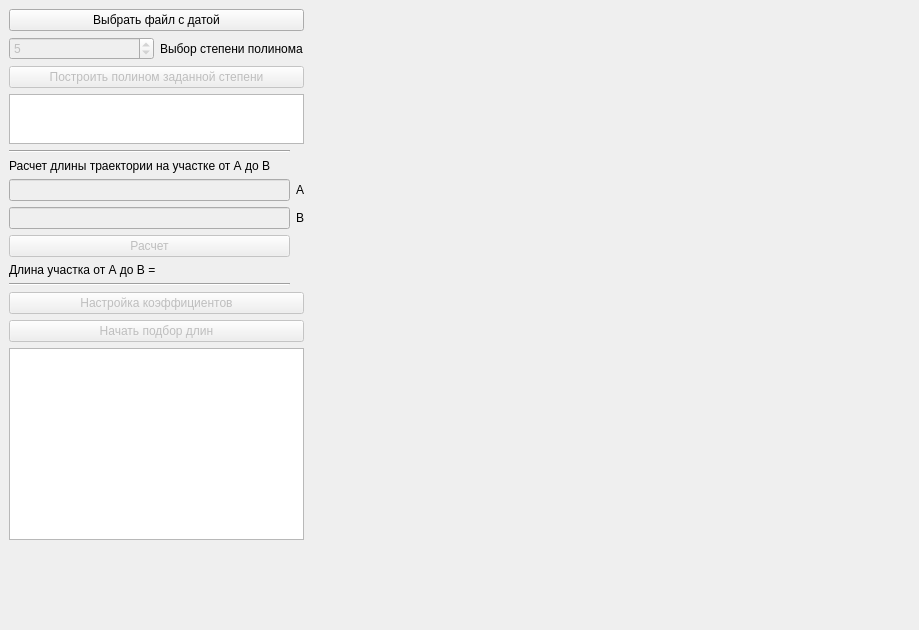
gruzdev-as/Alexey_thesis_app, file ui_files/main_design.ui: the form before one commit.
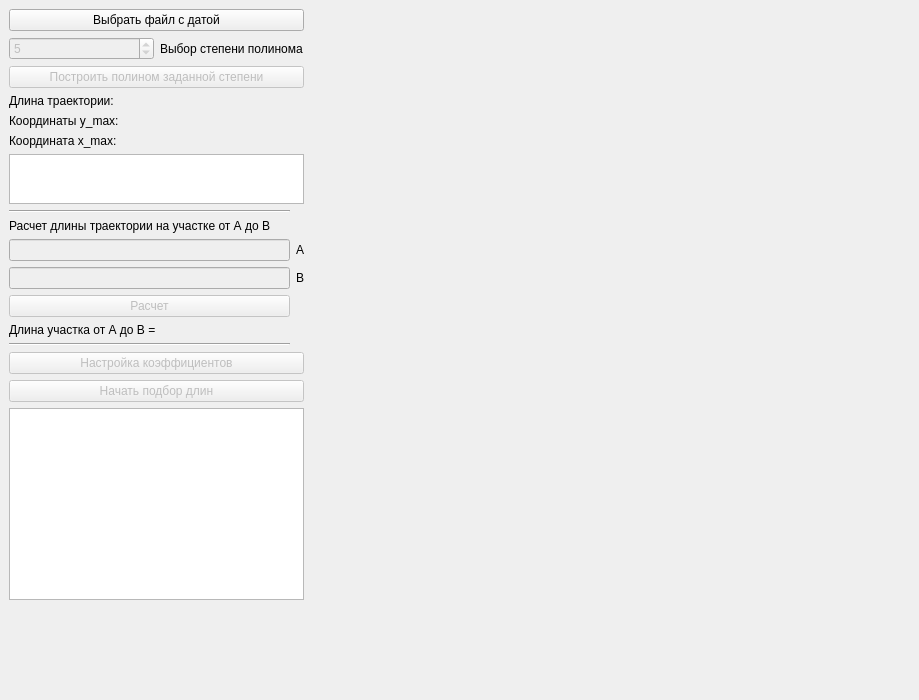
The form after the commit.

Commit message: Added labels with tips and grid on figures

Diff of the .ui file:
```diff
--- a/ui_files/main_design.ui
+++ b/ui_files/main_design.ui
@@ -7,7 +7,7 @@
     <x>0</x>
     <y>0</y>
     <width>919</width>
-    <height>630</height>
+    <height>700</height>
    </rect>
   </property>
   <property name="sizePolicy">
@@ -61,6 +61,27 @@
         </property>
        </widget>
       </item>
+      <item>
+       <widget class="QLabel" name="len_label">
+        <property name="text">
+         <string>Длина траектории:</string>
+        </property>
+       </widget>
+      </item>
+      <item>
+       <widget class="QLabel" name="max_y_label">
+        <property name="text">
+         <string>Координаты y_max:</string>
+        </property>
+       </widget>
+      </item>
+      <item>
+       <widget class="QLabel" name="max_x_label">
+        <property name="text">
+         <string>Координата x_max:</string>
+        </property>
+       </widget>
+      </item>
       <item>
        <widget class="QTextBrowser" name="poly_display_textbrowser">
         <property name="maximumSize">
```
The commit also changes 3 other files.
